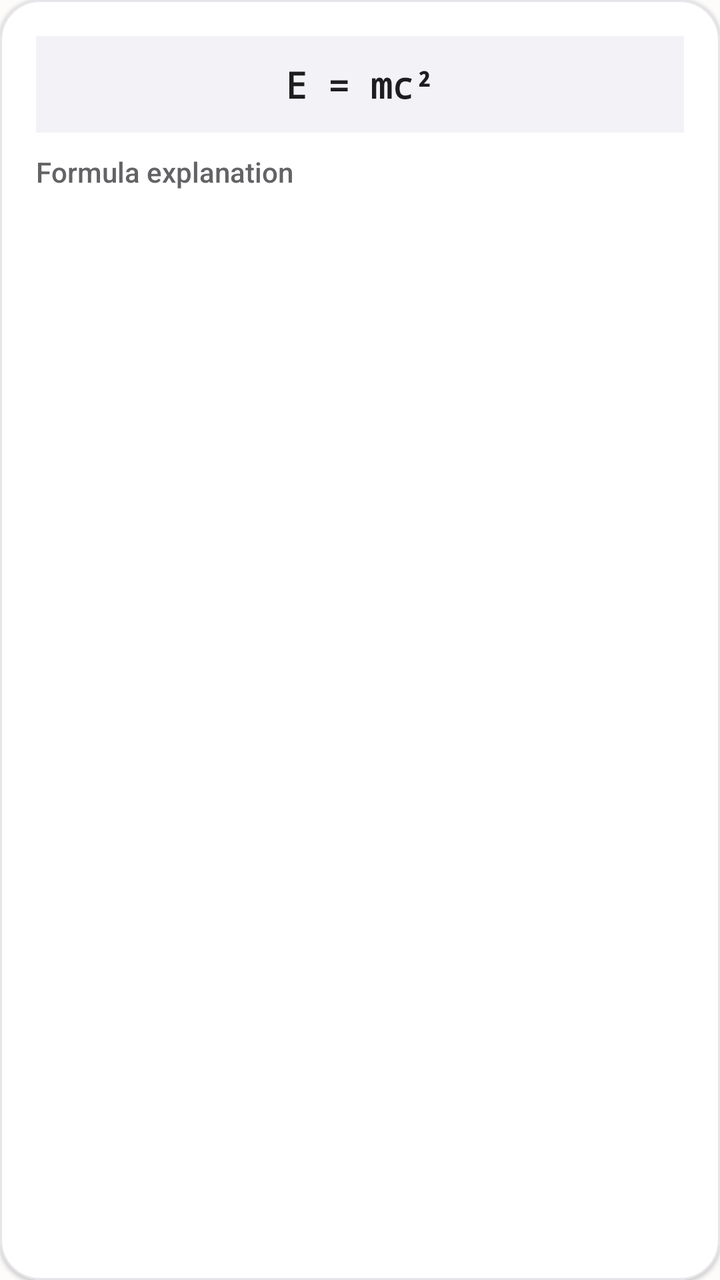
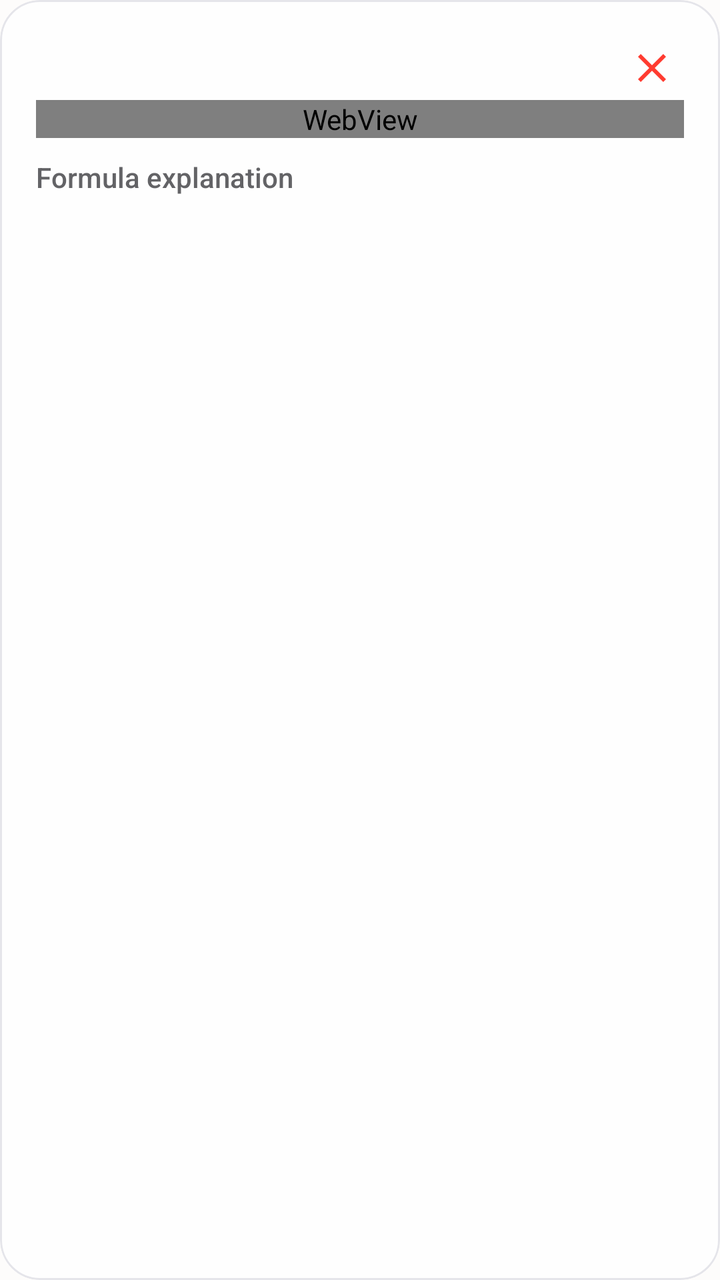

Compare the two renders of this Android layout. The source of the first and the diff that turns it into the second are given below.
<!-- AndroidManifest.xml: application theme Theme.Zzzz -->
<!-- res/layout/item_formula_card.xml -->
<?xml version="1.0" encoding="utf-8"?>
<com.google.android.material.card.MaterialCardView xmlns:android="http://schemas.android.com/apk/res/android"
    xmlns:app="http://schemas.android.com/apk/res-auto"
    android:layout_width="match_parent"
    android:layout_height="wrap_content"
    android:layout_marginBottom="12dp"
    app:cardBackgroundColor="@color/surface_card"
    app:cardCornerRadius="20dp"
    app:cardElevation="1dp"
    app:strokeColor="@color/divider"
    app:strokeWidth="1dp">

    <LinearLayout
        android:layout_width="match_parent"
        android:layout_height="wrap_content"
        android:orientation="vertical"
        android:padding="18dp">

        <TextView
            android:id="@+id/tvFormula"
            android:layout_width="match_parent"
            android:layout_height="wrap_content"
            android:text="E = mc²"
            android:textColor="@color/text_main"
            android:textSize="18sp"
            android:fontFamily="monospace"
            android:textStyle="bold"
            android:padding="12dp"
            android:background="@color/surface_input"
            android:gravity="center" />

        <TextView
            android:id="@+id/tvFormulaMeaning"
            android:layout_width="match_parent"
            android:layout_height="wrap_content"
            android:layout_marginTop="10dp"
            android:text="Formula explanation"
            android:textColor="@color/text_sub"
            android:textSize="14sp"
            android:fontFamily="sans-serif-medium" />
    </LinearLayout>
</com.google.android.material.card.MaterialCardView>
<!-- resources referenced by this layout -->
<resources>
  <color name="divider">#E5E5EA</color>
  <color name="surface_card">#FFFFFF</color>
  <color name="surface_input">#F2F2F7</color>
  <color name="text_main">#1D1D1F</color>
  <color name="text_sub">#636366</color>
  <style name="Theme.Zzzz" parent="Base.Theme.Zzzz" />
  <style name="Base.Theme.Zzzz" parent="Theme.Material3.DayNight.NoActionBar">
          
          <item name="colorPrimary">@color/brand_purple</item>
          <item name="colorOnPrimary">@color/text_on_brand</item>
          <item name="colorPrimaryContainer">@color/brand_purple_alpha15</item>
          <item name="colorOnPrimaryContainer">@color/brand_purple</item>
  
          
          <item name="colorSecondary">@color/brand_purple_light</item>
          <item name="colorOnSecondary">@color/text_on_brand</item>
  
          
          <item name="android:windowBackground">@color/app_background</item>
          <item name="colorSurface">@color/app_background</item>
          <item name="colorOnSurface">@color/text_main</item>
          <item name="colorSurfaceVariant">@color/surface_card</item>
          <item name="colorOnSurfaceVariant">@color/text_sub</item>
  
          
          <item name="colorOutline">@color/colorOutline</item>
          <item name="colorOutlineVariant">@color/divider</item>
  
          
          <item name="android:textColorHighlight">@color/text_selection_highlight</item>
          <item name="android:colorControlActivated">@color/brand_purple</item>
          <item name="android:textSelectHandle">@color/brand_purple</item>
  
          
          <item name="android:statusBarColor">@android:color/transparent</item>
          <item name="android:windowLightStatusBar">true</item>
      </style>
  <color name="brand_purple">#6800FF</color>
  <color name="text_on_brand">#FFFFFF</color>
  <color name="brand_purple_alpha15">#266800FF</color>
  <color name="brand_purple_light">#8C33FF</color>
  <color name="app_background">#FDFCFB</color>
  <color name="colorOutline">#79747E</color>
  <color name="text_selection_highlight">#4D6800FF</color>
</resources>

<!-- the commit's change to res/layout/item_formula_card.xml (unified diff, before → after) -->
@@ -4,9 +4,9 @@
     android:layout_width="match_parent"
     android:layout_height="wrap_content"
     android:layout_marginBottom="12dp"
-    app:cardBackgroundColor="@color/surface_card"
+    app:cardBackgroundColor="@color/glass_card_bg"
     app:cardCornerRadius="20dp"
-    app:cardElevation="1dp"
+    app:cardElevation="0dp"
     app:strokeColor="@color/divider"
     app:strokeWidth="1dp">
 
@@ -16,18 +16,32 @@
         android:orientation="vertical"
         android:padding="18dp">
 
-        <TextView
-            android:id="@+id/tvFormula"
+        <LinearLayout
             android:layout_width="match_parent"
             android:layout_height="wrap_content"
-            android:text="E = mc²"
-            android:textColor="@color/text_main"
-            android:textSize="18sp"
-            android:fontFamily="monospace"
-            android:textStyle="bold"
-            android:padding="12dp"
-            android:background="@color/surface_input"
-            android:gravity="center" />
+            android:orientation="horizontal"
+            android:gravity="center_vertical">
+
+            <View
+                android:layout_width="0dp"
+                android:layout_height="1dp"
+                android:layout_weight="1" />
+
+            <ImageButton
+                android:id="@+id/btnDeleteCard"
+                android:layout_width="32dp"
+                android:layout_height="32dp"
+                android:src="@drawable/ic_delete"
+                android:background="?attr/selectableItemBackgroundBorderless"
+                android:contentDescription="Delete"
+                android:scaleType="centerInside"
+                app:tint="#FF3B30" />
+        </LinearLayout>
+
+        <WebView
+            android:id="@+id/wvFormula"
+            android:layout_width="match_parent"
+            android:layout_height="wrap_content" />
 
         <TextView
             android:id="@+id/tvFormulaMeaning"
<!-- resource entries referenced after the edit -->
@@ -1,10 +1,21 @@
 <!-- resources referenced by this layout -->
 <resources>
   <color name="divider">#E5E5EA</color>
+  <color name="glass_card_bg">#BFFFFFFF</color>
   <color name="surface_card">#FFFFFF</color>
-  <color name="surface_input">#F2F2F7</color>
   <color name="text_main">#1D1D1F</color>
   <color name="text_sub">#636366</color>
+  <!-- drawable ic_delete (drawable) -->
+  <?xml version="1.0" encoding="utf-8"?>
+  <vector xmlns:android="http://schemas.android.com/apk/res/android"
+      android:width="24dp"
+      android:height="24dp"
+      android:viewportWidth="24"
+      android:viewportHeight="24">
+      <path
+          android:fillColor="#FF3B30"
+          android:pathData="M19,6.41L17.59,5 12,10.59 6.41,5 5,6.41 10.59,12 5,17.59 6.41,19 12,13.41 17.59,19 19,17.59 13.41,12z" />
+  </vector>
   <style name="Theme.Zzzz" parent="Base.Theme.Zzzz" />
   <style name="Base.Theme.Zzzz" parent="Theme.Material3.DayNight.NoActionBar">
           
